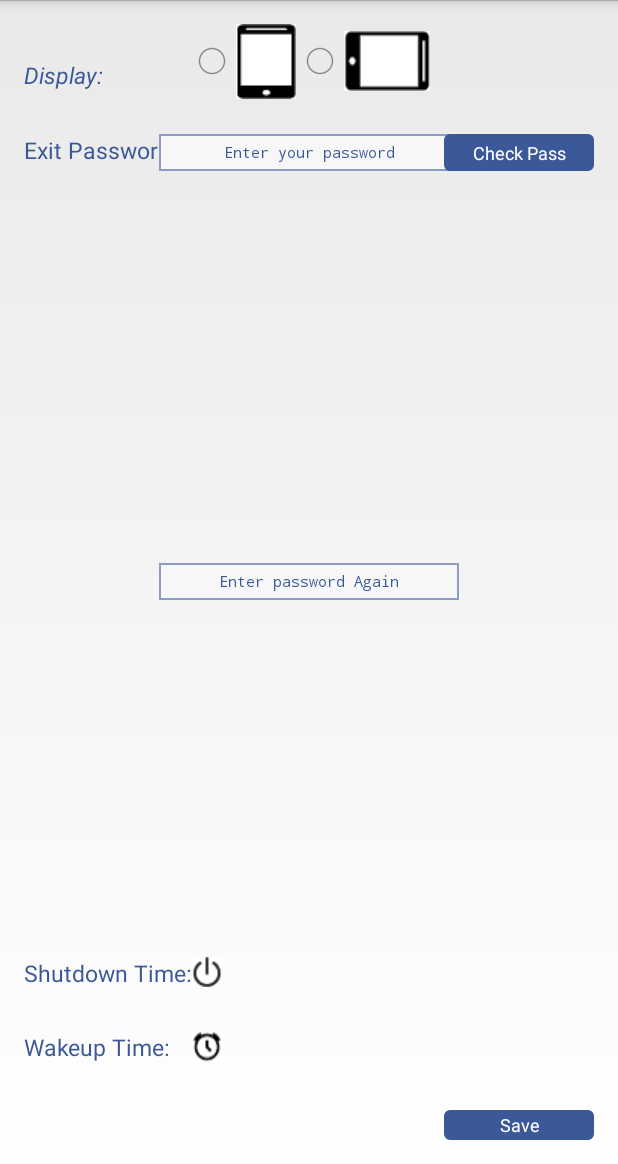
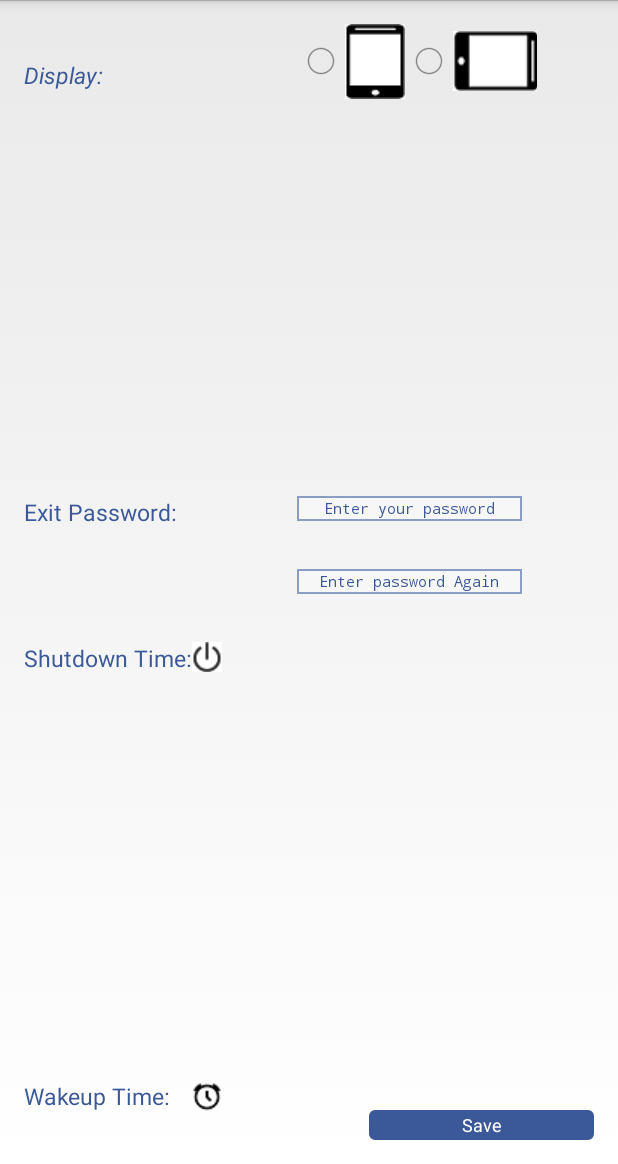
Before and after one commit to yangzifeiyu/NinjaPlayer, an Android app: the layout Plain.xml on its own in the app's theme, with its tools: preview values and no code run, on a phone screen of 412 x 824 dp, the part 72-1236 px from its top. Run offline under Robolectric (Android 15) with nearby library versions, the phone set to English and light mode, and no system bars.

Commit message:
Update fragment_configuration(normal-notlong-land).xml

```diff
--- a/app/src/main/res/layout/fragment_configuration(normal-notlong-land).xml
+++ b/app/src/main/res/layout/fragment_configuration(normal-notlong-land).xml
@@ -14,14 +14,15 @@
 
         android:background="@drawable/mybutton"
         android:textColor="#ffffff"
-        android:layout_width="20dp"
+        android:layout_width="wrap_content"
         android:layout_height="20dp"
         android:text="Save"
         android:id="@+id/btnContinue"
         android:textSize="12dp"
-        android:layout_alignEnd="@+id/btnCheck"
-        android:layout_alignBottom="@+id/txtStatusPa"
-        android:layout_alignStart="@+id/btnCheck" />
+        android:layout_alignParentEnd="true"
+        android:layout_toEndOf="@+id/myRadioGroup"
+        android:layout_alignParentBottom="true"
+        android:layout_alignStart="@+id/txtStatusPa"/>
 
     <TextView
 
@@ -38,13 +39,13 @@
         android:textStyle="italic"/>
 
     <RadioGroup
-        android:layout_width="wrap_content"
+        android:layout_width="160dp"
         android:layout_height="50dp"
         android:orientation="horizontal"
         android:id="@+id/myRadioGroup"
         android:gravity="center"
         android:layout_alignParentTop="true"
-        android:layout_centerHorizontal="true">
+        android:layout_alignStart="@+id/etPassword">
 
         <RadioButton
             android:layout_width="wrap_content"
@@ -56,12 +57,12 @@
 
         <RadioButton
             android:layout_width="wrap_content"
-            android:layout_height="wrap_content"
+            android:layout_height="49dp"
             android:id="@+id/landscape"
             android:textSize="12dp"
             android:textColor="#3b5998"
             android:drawableLeft="@drawable/phoneport"
-            android:contextClickable="false"/>
+            />
 
 
     </RadioGroup>
@@ -83,8 +84,8 @@
         android:id="@+id/textView4"
         android:textSize="15dp"
         android:textColor="#3b5998"
-        android:layout_marginBottom="28dp"
-        android:layout_above="@+id/textView5"
+        android:layout_marginTop="32dp"
+        android:layout_below="@+id/etMatch"
         android:layout_alignParentStart="true"/>
 
     <TextView
@@ -94,9 +95,8 @@
         android:id="@+id/textView5"
         android:textSize="15dp"
         android:textColor="#3b5998"
-        android:layout_above="@+id/txtStatusPa"
-        android:layout_alignParentStart="true"
-        android:layout_marginBottom="23dp"/>
+        android:layout_alignTop="@+id/tvW"
+        android:layout_alignParentStart="true" />
 
     <EditText
         android:background="@drawable/edittext_bg"
@@ -107,24 +107,11 @@
         android:textColorHint="#3b5998"
         android:gravity="center"
         android:hint="@string/edittext_hint"
-        android:layout_marginTop="23dp"
-        android:layout_below="@+id/myRadioGroup"
-        android:layout_alignStart="@+id/txtStatusPa"
-        android:layout_alignEnd="@+id/txtStatusPa" />
-
-    <Button
-
-        android:background="@drawable/mybutton"
-        android:layout_width="100dp"
-        android:layout_height="30dp"
-        android:text="Check Pass"
-        android:id="@+id/btnCheck"
         android:textSize="12dp"
-        android:textColor="#ffffff"
-        android:layout_marginLeft="36dp"
-        android:layout_alignBottom="@+id/etPassword"
-        android:layout_alignParentEnd="true"
-        android:layout_alignTop="@+id/etPassword"/>
+        android:layout_marginStart="50dp"
+        android:layout_above="@+id/etMatch"
+        android:layout_toEndOf="@+id/btnImgShut"
+        android:layout_marginBottom="32dp"/>
 
     <!--<Button-->
 
@@ -141,13 +128,13 @@
     <!--android:textColor="#ffffff"/>-->
 
     <TextView
-        android:layout_width="200dp"
+        android:layout_width="150dp"
         android:layout_height="28dp"
         android:id="@+id/txtStatusPa"
         android:textSize="11dp"
         android:gravity="center|bottom"
-        android:layout_alignParentBottom="true"
-        android:layout_centerHorizontal="true"/>
+        android:layout_below="@+id/textView3"
+        android:layout_alignParentEnd="true"/>
 
     <TextView
         android:layout_width="wrap_content"
@@ -156,8 +143,8 @@
         android:id="@+id/tvTime"
         android:gravity="center"
         android:layout_alignBottom="@+id/textView4"
-        android:layout_alignEnd="@+id/tvW"
-        android:layout_alignStart="@+id/myRadioGroup"/>
+        android:layout_alignStart="@+id/etMatch"
+        android:layout_alignEnd="@+id/etMatch"/>
 
     <TextView
         android:layout_width="wrap_content"
@@ -165,9 +152,10 @@
         android:textAppearance="?android:attr/textAppearanceSmall"
         android:id="@+id/tvW"
         android:gravity="center"
-        android:layout_alignEnd="@+id/txtStatusPa"
-        android:layout_below="@+id/textView4"
-        android:layout_alignStart="@+id/myRadioGroup"/>
+        android:layout_above="@+id/btnContinue"
+        android:layout_alignStart="@+id/tvTime"
+        android:layout_toStartOf="@+id/btnContinue"
+        android:layout_alignEnd="@+id/tvTime"/>
 
     <ImageButton
         android:layout_width="wrap_content"
@@ -182,11 +170,8 @@
         android:layout_height="wrap_content"
         android:id="@+id/btnImgWake"
         android:background="@drawable/wake"
-        android:layout_alignStart="@+id/btnImgShut"
         android:layout_alignBottom="@+id/textView5"
-        android:layout_alignTop="@+id/textView5"
-        android:layout_toStartOf="@+id/btnImgShut"
-        android:layout_alignEnd="@+id/btnImgShut" />
+        android:layout_alignStart="@+id/btnImgShut" />
 
     <EditText
         android:background="@drawable/edittext_bg"
@@ -197,8 +182,9 @@
         android:textColorHint="#3b5998"
         android:gravity="center"
         android:hint="@string/edittext_hint2"
+        android:textSize="12dp"
         android:layout_centerVertical="true"
         android:layout_alignStart="@+id/etPassword"
-        android:layout_alignEnd="@+id/tvTime"/>
+        android:clickable="false"/>
 
 </RelativeLayout>
```
